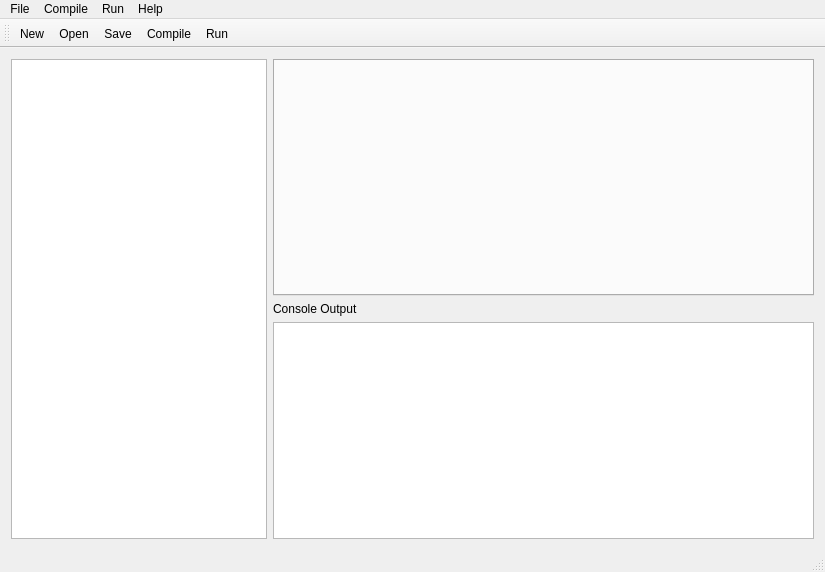
Qt form mainwindow.ui (RunheZH/SCAPES) before a commit.
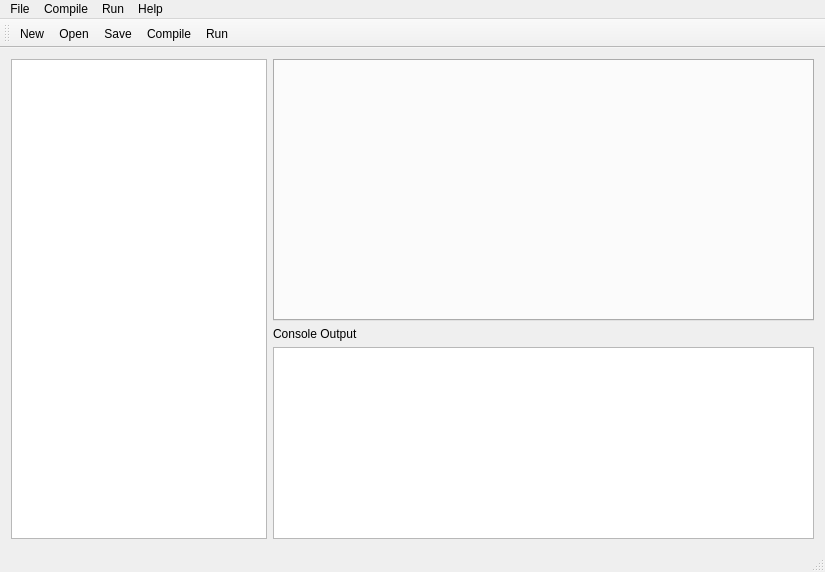
The same form after that commit.

Commit message: interface - save will link filepath and Program*

```diff
--- a/mainwindow.ui
+++ b/mainwindow.ui
@@ -42,13 +42,26 @@
      <layout class="QVBoxLayout" name="verticalLayout_2">
       <item>
        <widget class="QLabel" name="label">
+        <property name="sizePolicy">
+         <sizepolicy hsizetype="Preferred" vsizetype="Fixed">
+          <horstretch>0</horstretch>
+          <verstretch>0</verstretch>
+         </sizepolicy>
+        </property>
         <property name="text">
          <string>Console Output</string>
         </property>
        </widget>
       </item>
       <item>
-       <widget class="QTextEdit" name="textEdit"/>
+       <widget class="QTextEdit" name="consoleText">
+        <property name="sizePolicy">
+         <sizepolicy hsizetype="Expanding" vsizetype="Fixed">
+          <horstretch>0</horstretch>
+          <verstretch>0</verstretch>
+         </sizepolicy>
+        </property>
+       </widget>
       </item>
      </layout>
     </item>
```
The commit also changes 1 other file.
